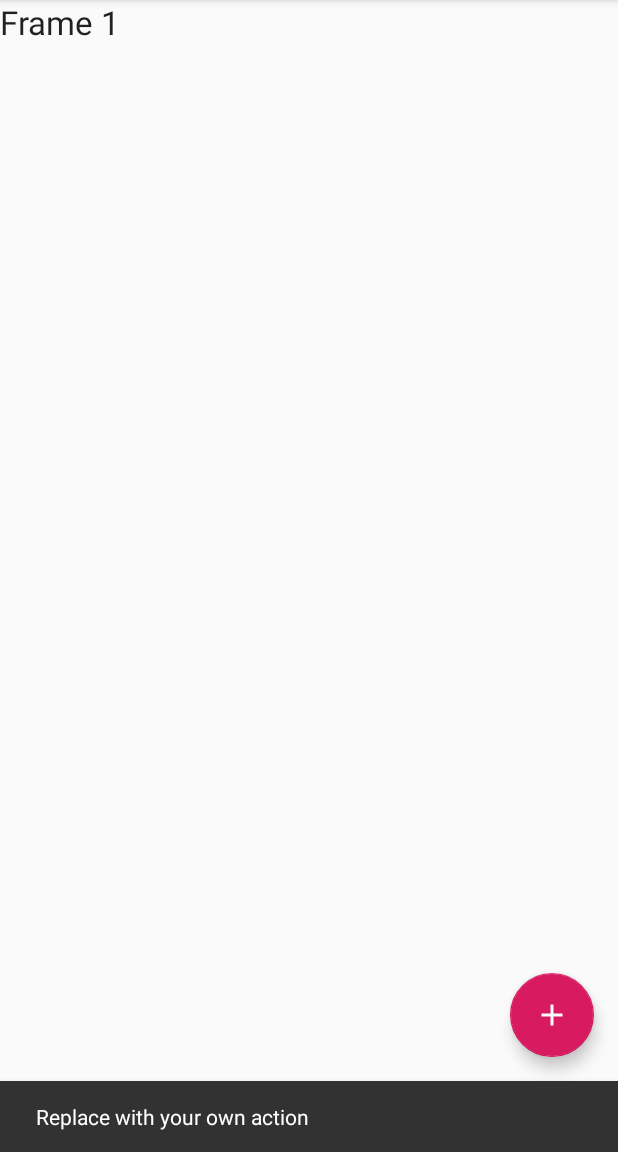
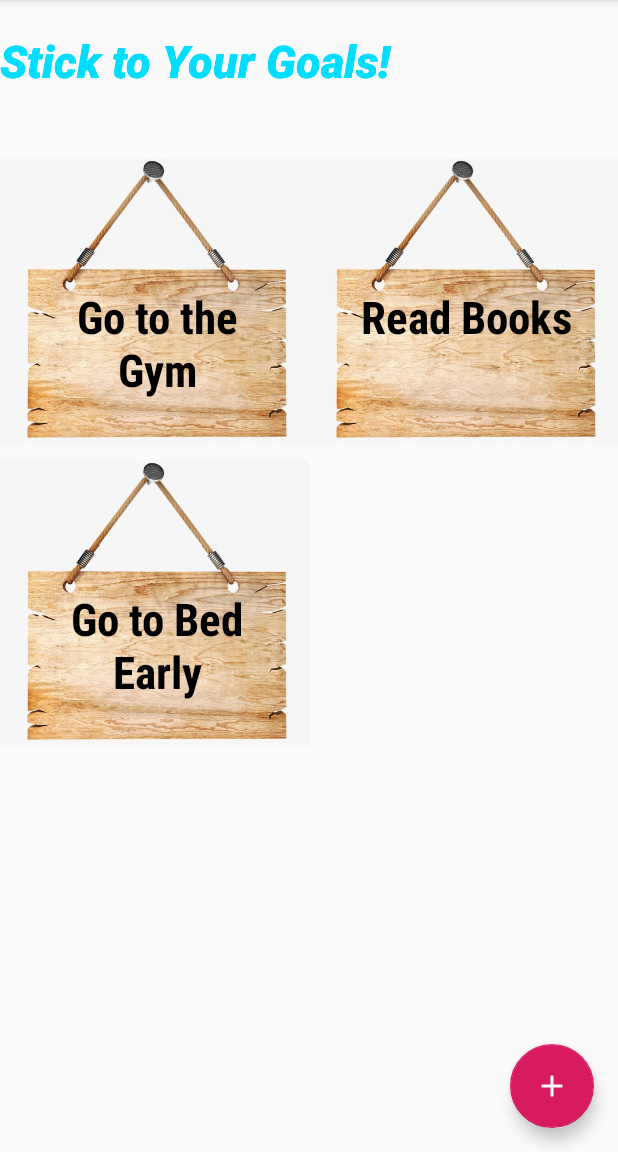
Before and after one commit to sunchen666/Calendar, an Android app: the MainActivity screen opened directly, with no data from a screen before it, after a tap on an icon or button, on a phone screen of 412 x 824 dp, the part 84-1236 px from its top. Run offline under Robolectric (Android 15) with nearby library versions, the phone set to English and light mode, and no system bars; our stand-ins replace androidx.preference.

Commit message:
Finished GoalsFrag and PreferenceFrag, but with bugs when switching into PreferenceFrag

```diff
--- a/app/src/main/java/com/example/sunchen/calendarmi/Activity/MainActivity.java
+++ b/app/src/main/java/com/example/sunchen/calendarmi/Activity/MainActivity.java
@@ -17,7 +17,9 @@ import android.view.MenuItem;
 
 import com.example.sunchen.calendarmi.Fragment.AllGoalsFrag;
 import com.example.sunchen.calendarmi.Fragment.CalendarFrag;
+import com.example.sunchen.calendarmi.Fragment.GoalsFrag;
 import com.example.sunchen.calendarmi.Fragment.LoginFrag;
+import com.example.sunchen.calendarmi.Fragment.PreferenceFrag;
 import com.example.sunchen.calendarmi.Fragment.SettingFrag;
 import com.example.sunchen.calendarmi.Fragment.TestFrag1;
 import com.example.sunchen.calendarmi.Fragment.TestFrag2;
@@ -28,6 +30,7 @@ public class MainActivity extends AppCompatActivity
     private CalendarFrag calendarFrag;
     private SettingFrag settingFrag;
     private AllGoalsFrag allGoalsFrag;
+    private  GoalsFrag goalsFrag;
 
     @Override
     protected void onCreate(Bundle savedInstanceState) {
@@ -40,8 +43,18 @@ public class MainActivity extends AppCompatActivity
         fab.setOnClickListener(new View.OnClickListener() {
             @Override
             public void onClick(View view) {
-                Snackbar.make(view, "Replace with your own action", Snackbar.LENGTH_LONG)
-                        .setAction("Action", null).show();
+//                Snackbar.make(view, "Replace with your own action", Snackbar.LENGTH_LONG)
+//                        .setAction("Action", null).show();
+                //Commit to change the fragment
+                PreferenceFrag frag = new PreferenceFrag();
+                Bundle bundle = new Bundle();
+                bundle.putString("goal", "");
+                frag.setArguments(bundle);
+                FragmentTransaction ft = getSupportFragmentManager().beginTransaction();
+                ft.replace(R.id.content_frames, frag);
+                ft.commit();
+                DrawerLayout drawer = (DrawerLayout) findViewById(R.id.drawer_layout);
+                drawer.closeDrawer(GravityCompat.START);
             }
         });
 
@@ -58,10 +71,11 @@ public class MainActivity extends AppCompatActivity
         calendarFrag = new CalendarFrag();
         settingFrag = new SettingFrag();
         allGoalsFrag = new AllGoalsFrag();
+        goalsFrag = new GoalsFrag();
 
         //Set to Main fragment
         FragmentTransaction ft = getSupportFragmentManager().beginTransaction();
-        ft.replace(R.id.content_frames, new TestFrag1());
+        ft.replace(R.id.content_frames, goalsFrag);
         ft.commit();
     }
 
@@ -103,13 +117,13 @@ public class MainActivity extends AppCompatActivity
         // Handle navigation view item clicks here.
 
         //Using fragments
-        Fragment fragment = new TestFrag1();
+        Fragment fragment = goalsFrag;
 
         int id = item.getItemId();
 
         switch (id) {
             case R.id.nav_activity:
-                fragment = new TestFrag2();
+                fragment = goalsFrag;
                 break;
             case R.id.nav_history:
                 break;
@@ -140,4 +154,34 @@ public class MainActivity extends AppCompatActivity
                 .replace(R.id.fragment_container, calendarFrag)
                 .commit();
     }
+    public void goToPreference(String goal) {
+        PreferenceFrag frag = new PreferenceFrag();
+        Bundle bundle = new Bundle();
+        bundle.putString("goal", goal);
+        frag.setArguments(bundle);
+        FragmentTransaction ft = getSupportFragmentManager().beginTransaction();
+        ft.replace(R.id.goal_grid, frag);
+        ft.commit();
+    }
+    public void saveNewGoal(String newGoal) {
+        goalsFrag.goalsText.add(newGoal);
+        goalsFrag.render();
+        FragmentTransaction ft = getSupportFragmentManager().beginTransaction();
+        ft.replace(R.id.content_frames, goalsFrag);
+        ft.commit();
+    }
+    public void changeOldGoal(String oldGoal, String newGoal) {
+        for (int i = 0; i < goalsFrag.goalsText.size(); i ++) {
+            if (goalsFrag.goalsText.get(i).equals(oldGoal)) {
+                goalsFrag.goalsText.remove(i);
+                goalsFrag.goalsText.add(i, newGoal);
+                break;
+            }
+        }
+        goalsFrag.render();
+        FragmentTransaction ft = getSupportFragmentManager().beginTransaction();
+        ft.replace(R.id.content_frames, goalsFrag);
+        ft.commit();
+    }
+
 }
--- /dev/null
+++ b/app/src/main/java/com/example/sunchen/calendarmi/Fragment/GoalsFrag.java
@@ -0,0 +1,74 @@
+package com.example.sunchen.calendarmi.Fragment;
+
+import android.app.FragmentManager;
+import android.os.Bundle;
+import android.support.annotation.NonNull;
+import android.support.annotation.Nullable;
+import android.support.v4.app.Fragment;
+import android.support.v4.app.FragmentTransaction;
+import android.view.LayoutInflater;
+import android.view.View;
+import android.view.ViewGroup;
+import android.widget.AdapterView;
+import android.widget.GridView;
+import android.widget.SimpleAdapter;
+import android.widget.Toast;
+
+import com.example.sunchen.calendarmi.Activity.MainActivity;
+import com.example.sunchen.calendarmi.R;
+
+import java.util.ArrayList;
+import java.util.Arrays;
+import java.util.HashMap;
+import java.util.HashSet;
+import java.util.List;
+import java.util.Map;
+import java.util.Set;
+
+public class GoalsFrag extends Fragment {
+    public List<String> goalsText = Arrays.asList(new String[]{"Go to the Gym", "Read Books", "Go to Bed Early"});
+    private int[] items = new int[] {R.layout.goal_item1, R.layout.goal_item2, R.layout.goal_item3};
+    private GridView gridView;
+    private List<Map<String, Object>> dataList;
+    private SimpleAdapter simpAdapter;
+
+    @Nullable
+    @Override
+    public View onCreateView(@NonNull LayoutInflater inflater, @Nullable ViewGroup container, @Nullable Bundle savedInstanceState) {
+        View view = inflater.inflate(R.layout.content_main, container, false);
+
+        gridView = (GridView) view.findViewById(R.id.goal_grid); // step1
+//        for (int item : items) {
+//            gridView.addView(view.findViewById(item));
+//        }
+        dataList = new ArrayList<Map<String, Object>>(); // step2
+        gridView.setOnItemClickListener(new AdapterView.OnItemClickListener() {
+            @Override
+            public void onItemClick(AdapterView<?> adapterView, View view, int i, long l) {
+                String goal = (String)dataList.get(i).get("text");
+                ((MainActivity)getActivity()).goToPreference(goal);
+
+            }
+        });
+
+        render();
+
+        return view;
+    }
+    public void render() {
+        simpAdapter = new SimpleAdapter(this.getActivity(), getData(), R.layout.goal_item1,
+                new String[]{"pic", "text"}, new int[]{R.id.imageview, R.id.textview_pic});
+
+        gridView.setAdapter(simpAdapter); // step3
+    }
+
+    private List<Map<String, Object>> getData() {
+        for (int i = 0; i < goalsText.size(); i ++) {
+            Map<String, Object> map = new HashMap<String, Object>();
+            map.put("pic", R.drawable.picture1);
+            map.put("text", goalsText.get(i));
+            dataList.add(map);
+        }
+        return dataList;
+    }
+}
--- /dev/null
+++ b/app/src/main/java/com/example/sunchen/calendarmi/Fragment/PreferenceFrag.java
@@ -0,0 +1,49 @@
+package com.example.sunchen.calendarmi.Fragment;
+
+import android.os.Bundle;
+import android.support.annotation.NonNull;
+import android.support.annotation.Nullable;
+import android.support.v4.app.Fragment;
+import android.view.LayoutInflater;
+import android.view.View;
+import android.view.ViewGroup;
+import android.widget.EditText;
+import android.widget.GridView;
+import android.widget.SimpleAdapter;
+
+import com.example.sunchen.calendarmi.Activity.LoginActivity;
+import com.example.sunchen.calendarmi.Activity.MainActivity;
+import com.example.sunchen.calendarmi.R;
+
+import java.util.ArrayList;
+import java.util.Map;
+
+public class PreferenceFrag extends Fragment {
+
+    private String preGoal;
+
+    @Nullable
+    @Override
+    public View onCreateView(@NonNull LayoutInflater inflater, @Nullable ViewGroup container, @Nullable Bundle savedInstanceState) {
+
+        preGoal =  (String)this.getArguments().get("goal");
+        View view = inflater.inflate(R.layout.preference, container, false);
+
+        View save = view.findViewById(R.id.save_button);
+        EditText edit = (EditText) view.findViewById(R.id.edit_goal);
+//        save.setOnClickListener(new View.OnClickListener(){
+//
+//            @Override
+//            public void onClick(View v) {
+//                if (preGoal.length() == 0) {
+//                    ((MainActivity)getActivity()).saveNewGoal(edit.getText().toString());
+//                } else {
+//                    ((MainActivity)getActivity()).changeOldGoal(preGoal, edit.getText().toString());
+//                }
+//
+//            }
+//        });
+
+        return view;
+    }
+}
--- a/app/src/main/res/layout/content_main.xml
+++ b/app/src/main/res/layout/content_main.xml
@@ -11,6 +11,28 @@
     <FrameLayout
         android:id="@+id/content_frames"
         android:layout_width="match_parent"
-        android:layout_height="match_parent"/>
+        android:layout_height="match_parent"
+        tools:layout_editor_absoluteX="0dp"
+        tools:layout_editor_absoluteY="0dp" >
+
+        <GridView
+            android:id="@+id/goal_grid"
+            android:layout_width="wrap_content"
+            android:layout_height="wrap_content"
+            android:layout_marginTop="100dp"
+            android:clickable="true"
+            android:numColumns="2" />
+
+        <TextView
+            android:id="@+id/textView2"
+            android:layout_width="266dp"
+            android:layout_height="74dp"
+            android:layout_marginTop="20dp"
+            android:fontFamily="sans-serif-black"
+            android:text="Stick to Your Goals!"
+            android:textColor="@android:color/holo_blue_bright"
+            android:textSize="30sp"
+            android:textStyle="italic" />
+    </FrameLayout>
 
 </android.support.constraint.ConstraintLayout>
--- /dev/null
+++ b/app/src/main/res/layout/goal_item1.xml
@@ -0,0 +1,42 @@
+<?xml version="1.0" encoding="utf-8"?>
+<android.support.constraint.ConstraintLayout
+    xmlns:android="http://schemas.android.com/apk/res/android"
+    xmlns:tools="http://schemas.android.com/tools"
+    android:layout_width="match_parent"
+    android:layout_height="match_parent">
+
+    <FrameLayout
+        android:layout_width="wrap_content"
+        android:layout_height="wrap_content"
+        tools:layout_editor_absoluteX="0dp"
+        tools:layout_editor_absoluteY="0dp">
+
+        <ImageView
+            android:id="@+id/imageview"
+            android:layout_width="209dp"
+            android:layout_height="201dp"
+            android:autoText="false"
+            android:src="@drawable/picture1"
+            />
+            <!--tools:layout_editor_absoluteX="93dp"-->
+            <!--tools:layout_editor_absoluteY="265dp" />-->
+
+
+        <TextView
+            android:id="@+id/textview_pic"
+            android:layout_width="149dp"
+            android:layout_height="79dp"
+            android:layout_gravity="center_vertical"
+
+            android:layout_marginLeft="30dp"
+            android:layout_marginTop="30dp"
+            android:fontFamily="sans-serif-condensed"
+            android:text="Go to the Gym"
+            android:textAlignment="center"
+
+            android:textColor="#000"
+            android:textSize="30sp"
+            android:textStyle="bold" />
+
+    </FrameLayout>
+</android.support.constraint.ConstraintLayout>
```
Also changed, not shown: app/src/main/res/layout/goal_item2.xml (added, +20 -0 lines), app/src/main/res/layout/goal_item3.xml (added, +20 -0 lines), app/src/main/res/layout/preference.xml (added, +261 -0 lines), app/src/main/res/drawable/picture1.png (added).
